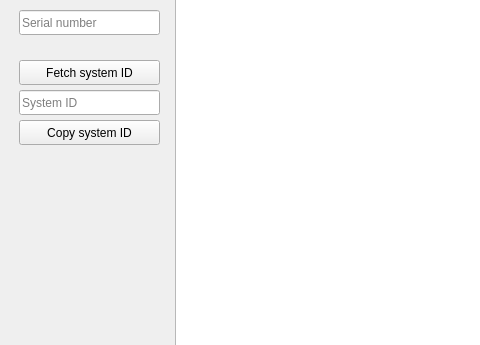
This is mainwindow.ui in myrmark/bumblebee2 as Qt 5 draws it before an edit; both pictures show x 0 to 480 and y 88 to 433 of the 1280 by 720 pixel window. The edited form follows.
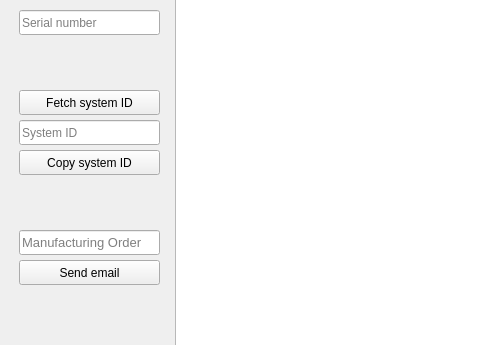
This is the edited form.

Commit message: Added send email function

The edit to the form file:
```diff
--- a/mainwindow.ui
+++ b/mainwindow.ui
@@ -91,7 +91,7 @@
        <property name="geometry">
         <rect>
          <x>10</x>
-         <y>120</y>
+         <y>150</y>
          <width>141</width>
          <height>25</height>
         </rect>
@@ -104,7 +104,7 @@
        <property name="geometry">
         <rect>
          <x>10</x>
-         <y>150</y>
+         <y>180</y>
          <width>141</width>
          <height>25</height>
         </rect>
@@ -120,7 +120,7 @@
        <property name="geometry">
         <rect>
          <x>10</x>
-         <y>180</y>
+         <y>210</y>
          <width>141</width>
          <height>25</height>
         </rect>
@@ -129,6 +129,43 @@
         <string>Copy system ID</string>
        </property>
       </widget>
+      <widget class="QPushButton" name="pushButton_3">
+       <property name="geometry">
+        <rect>
+         <x>10</x>
+         <y>320</y>
+         <width>141</width>
+         <height>25</height>
+        </rect>
+       </property>
+       <property name="text">
+        <string>Send email</string>
+       </property>
+      </widget>
+      <widget class="QLineEdit" name="lineEdit_3">
+       <property name="geometry">
+        <rect>
+         <x>10</x>
+         <y>290</y>
+         <width>141</width>
+         <height>25</height>
+        </rect>
+       </property>
+       <property name="font">
+        <font>
+         <pointsize>10</pointsize>
+        </font>
+       </property>
+       <property name="text">
+        <string/>
+       </property>
+       <property name="readOnly">
+        <bool>true</bool>
+       </property>
+       <property name="placeholderText">
+        <string>Manufacturing Order</string>
+       </property>
+      </widget>
      </widget>
     </item>
    </layout>
```
The commit also changes 1 other file.
